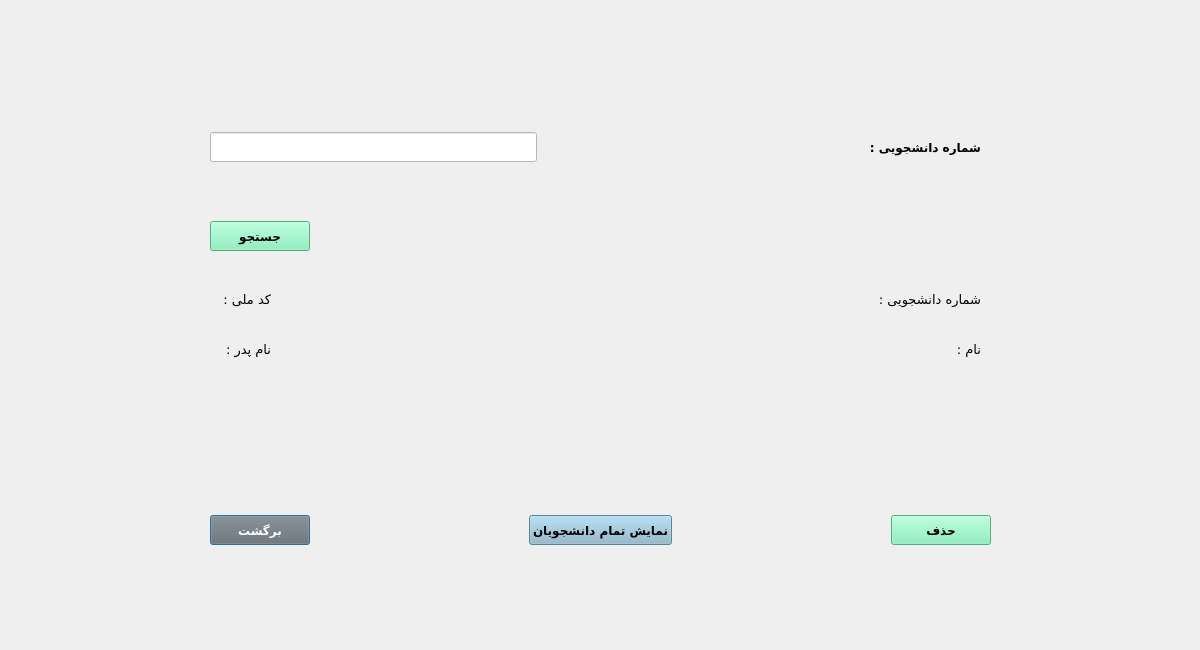
The window that removestudentdialog.ui (AliRn76/Student-Portal) describes before a commit, drawn with Qt 5.
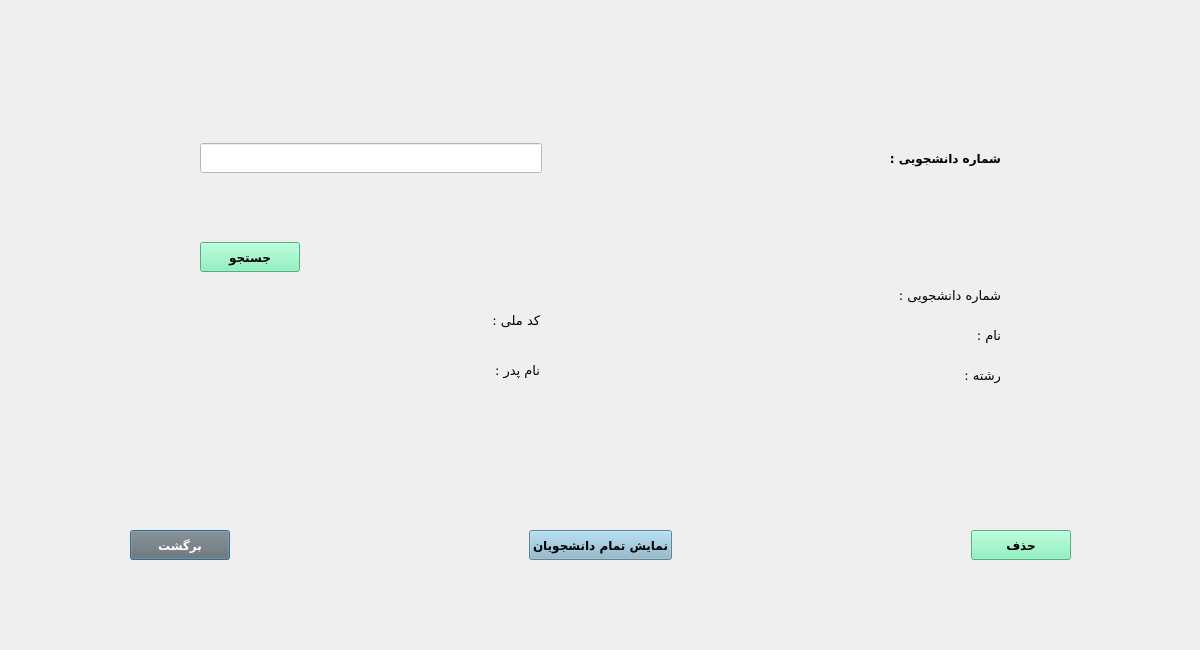
The same window after the commit.

What changed in the file:
```diff
--- a/removestudentdialog.ui
+++ b/removestudentdialog.ui
@@ -31,10 +31,10 @@
   <widget class="QWidget" name="layoutWidget">
    <property name="geometry">
     <rect>
-     <x>210</x>
-     <y>500</y>
-     <width>781</width>
-     <height>61</height>
+     <x>130</x>
+     <y>510</y>
+     <width>941</width>
+     <height>71</height>
     </rect>
    </property>
    <layout class="QHBoxLayout" name="horizontalLayout">
@@ -139,16 +139,16 @@
     </item>
    </layout>
   </widget>
-  <widget class="QWidget" name="layoutWidget">
+  <widget class="QWidget" name="">
    <property name="geometry">
     <rect>
-     <x>210</x>
-     <y>100</y>
-     <width>771</width>
-     <height>271</height>
+     <x>200</x>
+     <y>101</y>
+     <width>801</width>
+     <height>291</height>
     </rect>
    </property>
-   <layout class="QVBoxLayout" name="verticalLayout_6">
+   <layout class="QVBoxLayout" name="verticalLayout_2">
     <item>
      <layout class="QHBoxLayout" name="horizontalLayout_2">
       <item>
@@ -254,22 +254,24 @@
      </layout>
     </item>
     <item>
-     <spacer name="horizontalSpacer_6">
-      <property name="orientation">
-       <enum>Qt::Horizontal</enum>
-      </property>
-      <property name="sizeHint" stdset="0">
-       <size>
-        <width>308</width>
-        <height>20</height>
-       </size>
-      </property>
-     </spacer>
-    </item>
+     <layout class="QHBoxLayout" name="horizontalLayout_6">
     <item>
-     <layout class="QHBoxLayout" name="horizontalLayout_3">
+       <layout class="QHBoxLayout" name="horizontalLayout_5">
       <item>
        <layout class="QVBoxLayout" name="verticalLayout_5">
+          <item>
+           <spacer name="horizontalSpacer_10">
+            <property name="orientation">
+             <enum>Qt::Horizontal</enum>
+            </property>
+            <property name="sizeHint" stdset="0">
+             <size>
+              <width>40</width>
+              <height>20</height>
+             </size>
+            </property>
+           </spacer>
+          </item>
         <item>
          <widget class="QLabel" name="label_nationalCode">
           <property name="font">
@@ -298,6 +300,19 @@
       </item>
       <item>
        <layout class="QVBoxLayout" name="verticalLayout">
+          <item>
+           <spacer name="horizontalSpacer_9">
+            <property name="orientation">
+             <enum>Qt::Horizontal</enum>
+            </property>
+            <property name="sizeHint" stdset="0">
+             <size>
+              <width>40</width>
+              <height>20</height>
+             </size>
+            </property>
+           </spacer>
+          </item>
         <item>
          <widget class="QLabel" name="label_6">
           <property name="font">
@@ -330,36 +345,23 @@
         </item>
        </layout>
       </item>
-      <item>
-       <layout class="QVBoxLayout" name="verticalLayout_2">
-        <item>
-         <spacer name="horizontalSpacer_4">
-          <property name="orientation">
-           <enum>Qt::Horizontal</enum>
-          </property>
-          <property name="sizeHint" stdset="0">
-           <size>
-            <width>40</width>
-            <height>20</height>
-           </size>
-          </property>
-         </spacer>
-        </item>
-        <item>
-         <spacer name="horizontalSpacer_5">
-          <property name="orientation">
-           <enum>Qt::Horizontal</enum>
-          </property>
-          <property name="sizeHint" stdset="0">
-           <size>
-            <width>40</width>
-            <height>20</height>
-           </size>
-          </property>
-         </spacer>
-        </item>
        </layout>
       </item>
+      <item>
+       <spacer name="horizontalSpacer_6">
+        <property name="orientation">
+         <enum>Qt::Horizontal</enum>
+        </property>
+        <property name="sizeHint" stdset="0">
+         <size>
+          <width>308</width>
+          <height>20</height>
+         </size>
+        </property>
+       </spacer>
+      </item>
+      <item>
+       <layout class="QHBoxLayout" name="horizontalLayout_3">
       <item>
        <layout class="QVBoxLayout" name="verticalLayout_3">
         <item>
@@ -419,6 +421,21 @@
            <string>نام :</string>
           </property>
          </widget>
+          </item>
+          <item>
+           <widget class="QLabel" name="label_3">
+            <property name="font">
+             <font>
+              <family>B Koodak</family>
+              <pointsize>10</pointsize>
+             </font>
+            </property>
+            <property name="text">
+             <string>رشته :</string>
+            </property>
+           </widget>
+          </item>
+         </layout>
         </item>
        </layout>
       </item>
```
Left out of the diff: 12 changed lines with no effect on the pictures. Lines whose indentation alone changed are shown as unchanged.
